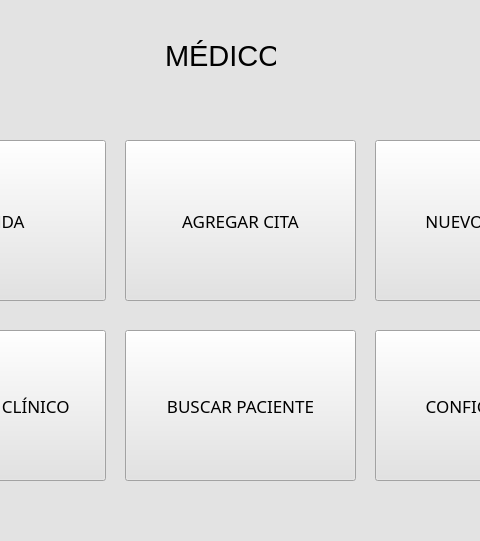
Old version of the form medico.ui in the repository Daxter2000/medical-sys; both pictures show x 155 to 635 and y 0 to 541 of the 851 by 623 pixel window.
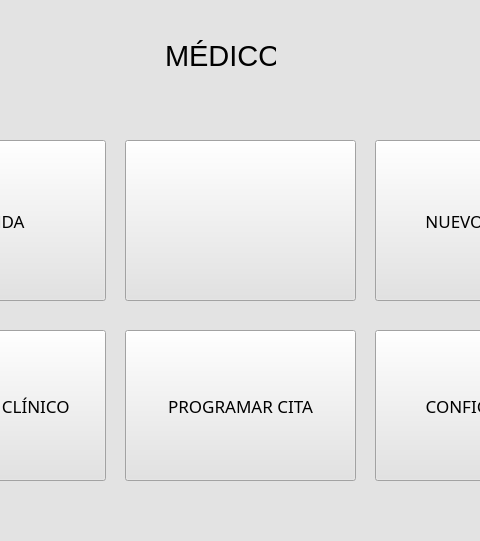
New version of the form.

```diff
--- a/medico.ui
+++ b/medico.ui
@@ -64,7 +64,7 @@
      <string notr="true">background-color: rgb(227, 227, 227);</string>
     </property>
     <property name="text">
-     <string>AGREGAR CITA</string>
+     <string/>
     </property>
    </widget>
    <widget class="QPushButton" name="Btn_nuevopaciente_m">
@@ -164,7 +164,7 @@
      <string notr="true">background-color: rgb(227, 227, 227);</string>
     </property>
     <property name="text">
-     <string>BUSCAR PACIENTE</string>
+     <string>PROGRAMAR CITA</string>
     </property>
    </widget>
    <widget class="QLabel" name="label_medico">
```
